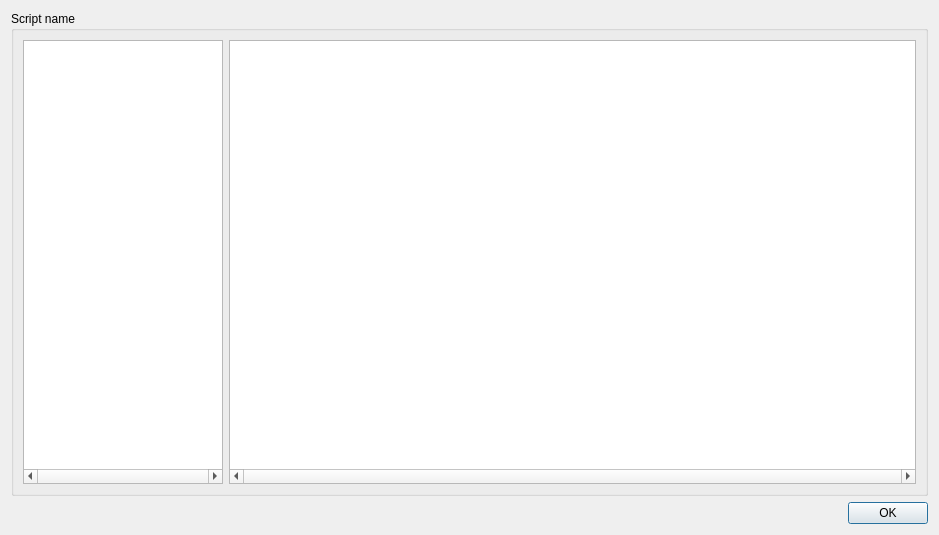
gkeep/script-checker, file ui/runOutput.ui: the form before one commit.
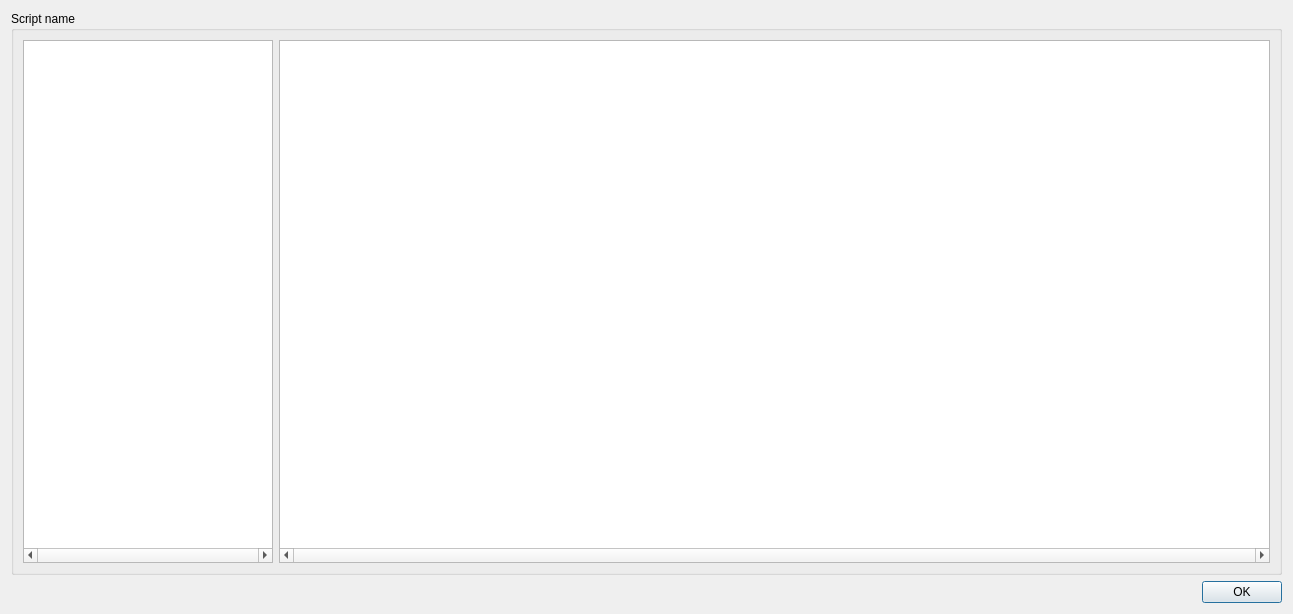
The form after the commit.

What changed in the file:
```diff
--- a/ui/runOutput.ui
+++ b/ui/runOutput.ui
@@ -6,8 +6,8 @@
    <rect>
     <x>0</x>
     <y>0</y>
-    <width>939</width>
-    <height>535</height>
+    <width>1293</width>
+    <height>614</height>
    </rect>
   </property>
   <property name="windowTitle">
@@ -21,16 +21,16 @@
      </property>
      <layout class="QHBoxLayout" name="horizontalLayout">
       <item>
-       <widget class="QListView" name="checksList">
+       <widget class="QListWidget" name="checksList">
         <property name="maximumSize">
          <size>
-          <width>200</width>
+          <width>250</width>
           <height>16777215</height>
          </size>
         </property>
         <property name="font">
          <font>
-          <pointsize>12</pointsize>
+          <pointsize>11</pointsize>
          </font>
         </property>
         <property name="horizontalScrollBarPolicy">
@@ -58,7 +58,7 @@
          <enum>QTextEdit::NoWrap</enum>
         </property>
         <property name="readOnly">
-         <bool>false</bool>
+         <bool>true</bool>
         </property>
        </widget>
       </item>
```
